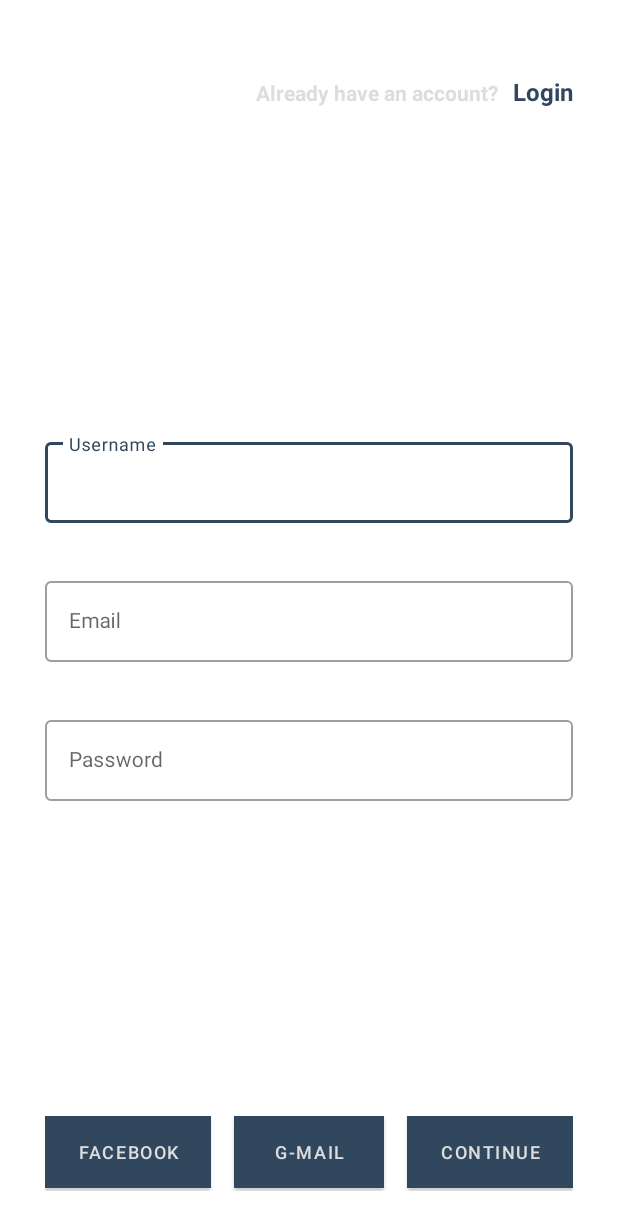
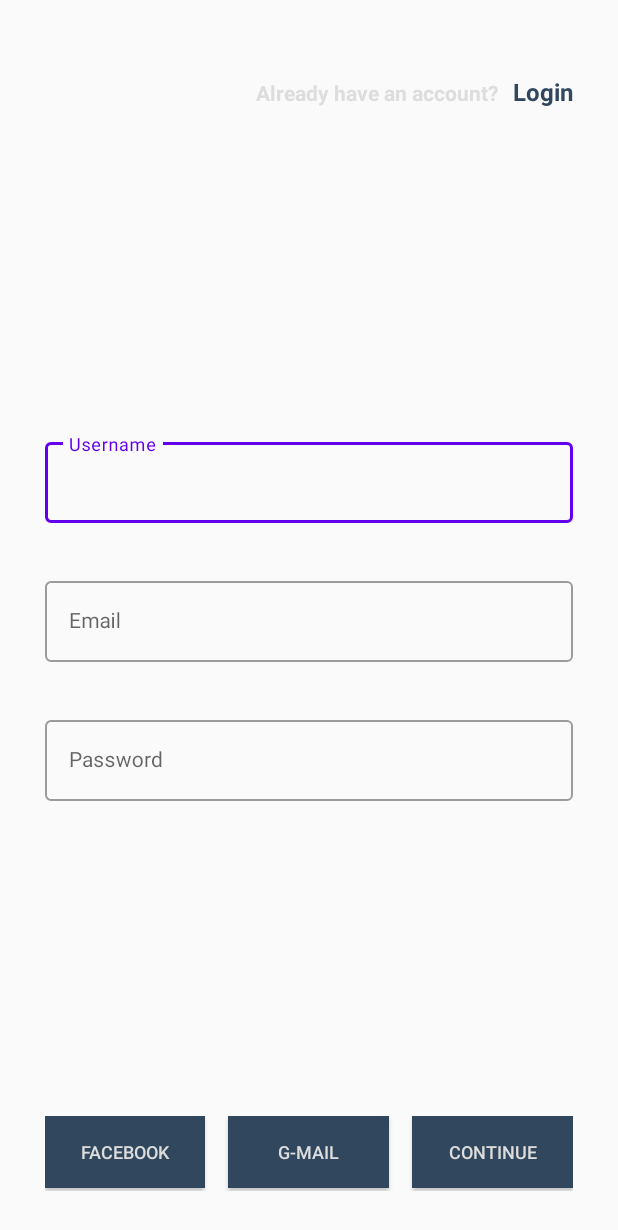
Before and after one commit to abhikam395/LocationManager, an Android app: the screen it shows after launch (RegisterActivity), on a phone screen of 412 x 824 dp. Shown: the top 1230 px of the screen. Run offline under Robolectric (Android 15) with nearby library versions, the phone set to English and light mode, and no system bars.

Commit message:
working on map

```diff
--- a/app/src/main/java/com/example/locationmanager/activities/HomeActivity.java
+++ b/app/src/main/java/com/example/locationmanager/activities/HomeActivity.java
@@ -1,7 +1,8 @@
 package com.example.locationmanager.activities;
 
+import android.os.Bundle;
+
 import androidx.appcompat.app.AppCompatActivity;
-import android.os.Bundle;
 
 import com.example.locationmanager.R;
 
--- a/app/src/main/java/com/example/locationmanager/activities/LoginActivity.java
+++ b/app/src/main/java/com/example/locationmanager/activities/LoginActivity.java
@@ -7,6 +7,7 @@ import android.os.Bundle;
 import android.view.View;
 import android.widget.Button;
 import android.widget.TextView;
+import android.os.Bundle;
 
 import com.example.locationmanager.R;
 
--- a/app/src/main/java/com/example/locationmanager/activities/RegisterActivity.java
+++ b/app/src/main/java/com/example/locationmanager/activities/RegisterActivity.java
@@ -5,7 +5,6 @@ import androidx.appcompat.app.AppCompatActivity;
 import android.os.Bundle;
 import android.widget.Button;
 import android.widget.TextView;
-
 import com.example.locationmanager.R;
 
 public class RegisterActivity extends AppCompatActivity {
--- a/app/src/main/res/layout/activity_overview.xml
+++ b/app/src/main/res/layout/activity_overview.xml
@@ -1,9 +1,11 @@
 <?xml version="1.0" encoding="utf-8"?>
-<androidx.constraintlayout.widget.ConstraintLayout xmlns:android="http://schemas.android.com/apk/res/android"
+<android.support.constraint.ConstraintLayout
+    xmlns:android="http://schemas.android.com/apk/res/android"
     xmlns:app="http://schemas.android.com/apk/res-auto"
     xmlns:tools="http://schemas.android.com/tools"
     android:layout_width="match_parent"
     android:layout_height="match_parent"
     tools:context=".activities.OverviewActivity">
 
-</androidx.constraintlayout.widget.ConstraintLayout>
+
+</android.support.constraint.ConstraintLayout>
--- a/app/src/main/res/layout/activity_register.xml
+++ b/app/src/main/res/layout/activity_register.xml
@@ -6,7 +6,6 @@
     android:layout_width="match_parent"
     android:layout_height="match_parent"
     tools:context=".activities.RegisterActivity"
-
     android:fillViewport="true">
 
     <RelativeLayout
--- a/app/src/main/res/values/themes.xml
+++ b/app/src/main/res/values/themes.xml
@@ -1,8 +1,8 @@
 <resources xmlns:tools="http://schemas.android.com/tools">
     <!-- Base application theme. -->
-    <style name="Theme.LocationManager" parent="Theme.MaterialComponents.Light.NoActionBar">
+    <style name="Theme.LocationManager" parent="Theme.AppCompat.Light.NoActionBar">
         <!-- Primary brand color. -->
-        <item name="colorPrimary">@color/blue</item>
+        <item name="colorPrimary">@color/purple_500</item>
         <item name="colorPrimaryDark">@color/blue</item>
         <item name="colorAccent">@color/blue</item>
         <!-- Customize your theme here. -->
```
Also changed, not shown: app/build.gradle (+5 -4 lines), app/src/main/res/layout/activity_login.xml (line endings or trailing spaces).
